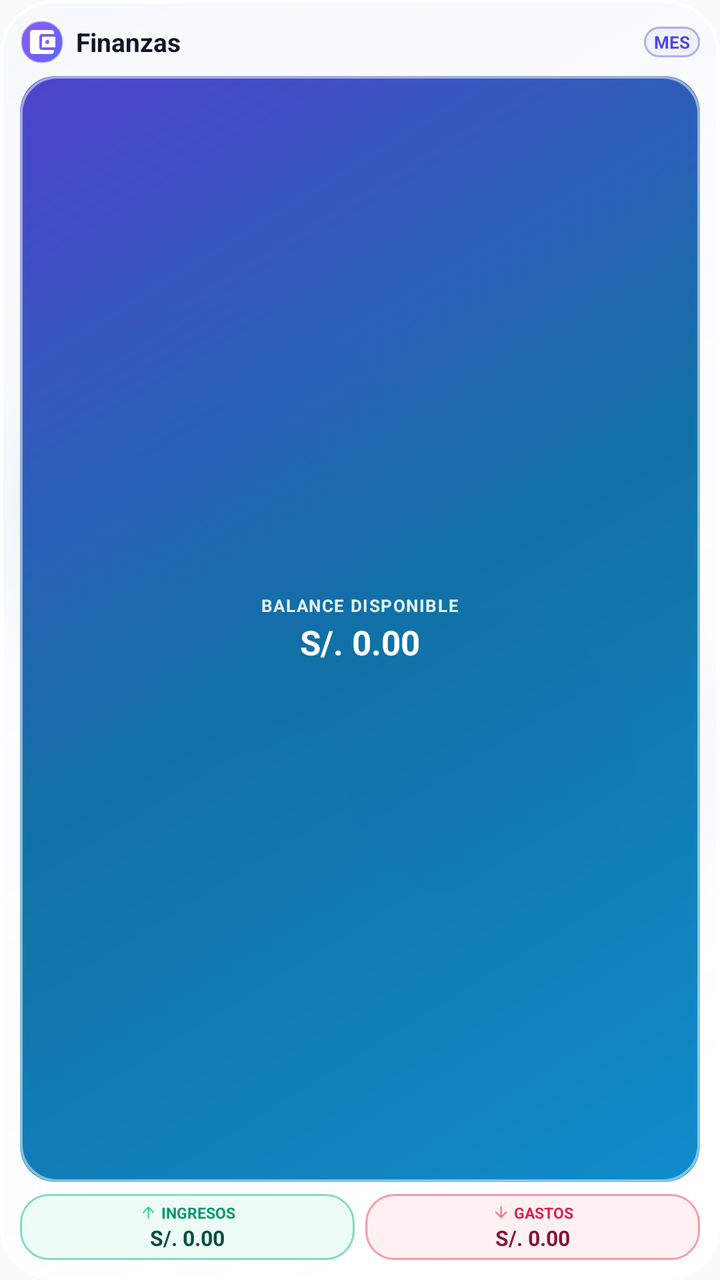
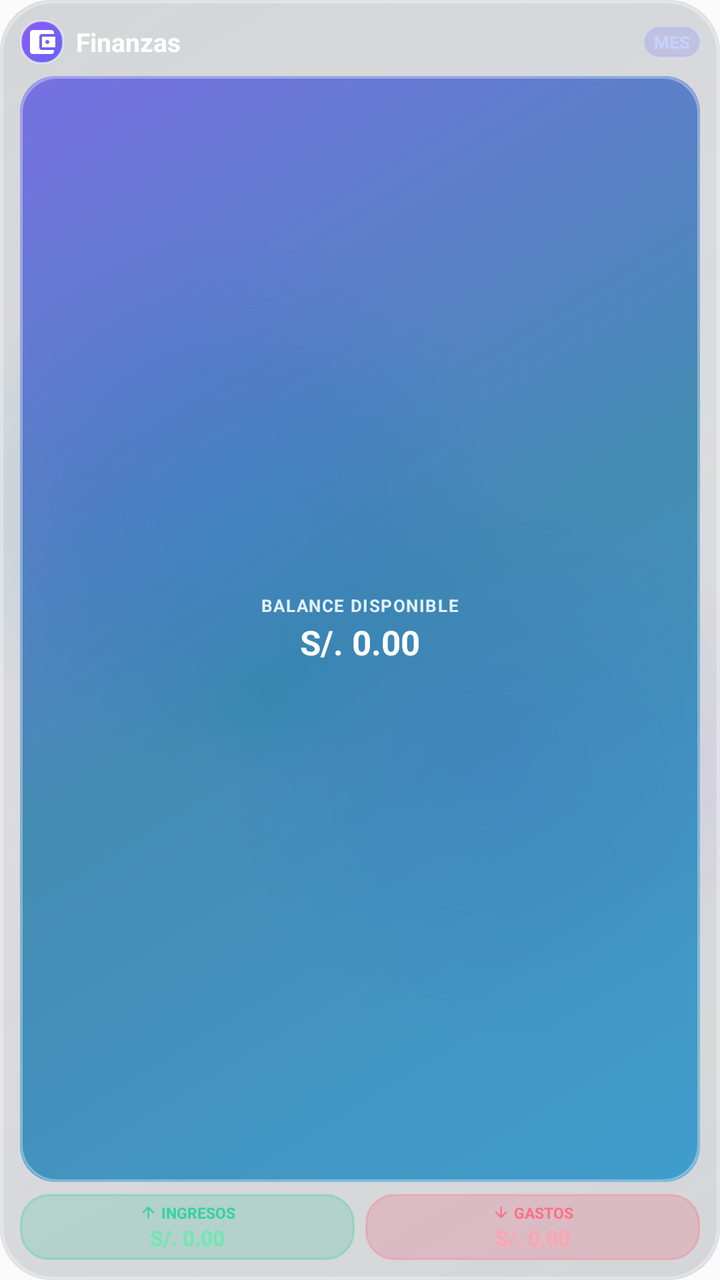

An Android layout rendered at two revisions. The XML below is the earlier revision; the diff shows what the commit changed to produce the second picture.
<!-- AndroidManifest.xml: application theme AppTheme -->
<!-- res/layout/widget_expenses.xml -->
<?xml version="1.0" encoding="utf-8"?>
<LinearLayout xmlns:android="http://schemas.android.com/apk/res/android"
    android:layout_width="match_parent"
    android:layout_height="match_parent"
    android:background="@drawable/widget_bg"
    android:orientation="vertical"
    android:padding="10dp">

    
    <RelativeLayout
        android:layout_width="match_parent"
        android:layout_height="wrap_content"
        android:layout_marginBottom="6dp">

        <LinearLayout
            android:layout_width="wrap_content"
            android:layout_height="wrap_content"
            android:layout_alignParentLeft="true"
            android:layout_centerVertical="true"
            android:orientation="horizontal"
            android:gravity="center_vertical">

            <ImageView
                android:layout_width="22dp"
                android:layout_height="22dp"
                android:background="@drawable/widget_icon_badge"
                android:src="@drawable/ic_widget_wallet"
                android:padding="3dp"
                android:contentDescription="Finanzas"
                android:layout_marginRight="6dp" />

            <TextView
                android:layout_width="wrap_content"
                android:layout_height="wrap_content"
                android:text="Finanzas"
                android:textColor="#0F172A"
                android:textSize="13sp"
                android:textStyle="bold"
                android:singleLine="true"
                android:ellipsize="end" />
        </LinearLayout>

        <TextView
            android:layout_width="wrap_content"
            android:layout_height="wrap_content"
            android:layout_alignParentRight="true"
            android:layout_centerVertical="true"
            android:background="@drawable/widget_badge_bg"
            android:text="MES"
            android:textColor="#4F46E5"
            android:textSize="8.5sp"
            android:textStyle="bold"
            android:paddingHorizontal="5dp"
            android:paddingVertical="1.5dp" />
    </RelativeLayout>

    
    <LinearLayout
        android:layout_width="match_parent"
        android:layout_height="0dp"
        android:layout_weight="1"
        android:background="@drawable/widget_kpi_card_bg"
        android:orientation="vertical"
        android:gravity="center"
        android:paddingVertical="4dp"
        android:paddingHorizontal="8dp"
        android:layout_marginBottom="6dp">

        <TextView
            android:layout_width="wrap_content"
            android:layout_height="wrap_content"
            android:text="BALANCE DISPONIBLE"
            android:textColor="#E0F2FE"
            android:textSize="8.5sp"
            android:textStyle="bold"
            android:letterSpacing="0.06" />

        <TextView
            android:id="@+id/widget_expenses_balance"
            android:layout_width="wrap_content"
            android:layout_height="wrap_content"
            android:text="S/. 0.00"
            android:textColor="#FFFFFF"
            android:textSize="17sp"
            android:textStyle="bold"
            android:singleLine="true"
            android:ellipsize="end"
            android:layout_marginTop="1dp" />
    </LinearLayout>

    
    <LinearLayout
        android:layout_width="match_parent"
        android:layout_height="wrap_content"
        android:orientation="horizontal"
        android:weightSum="2">

        
        <LinearLayout
            android:layout_width="0dp"
            android:layout_height="wrap_content"
            android:layout_weight="1"
            android:background="@drawable/widget_income_badge_bg"
            android:orientation="vertical"
            android:gravity="center"
            android:paddingVertical="4dp"
            android:paddingHorizontal="4dp"
            android:layout_marginRight="2.5dp">

            <LinearLayout
                android:layout_width="wrap_content"
                android:layout_height="wrap_content"
                android:orientation="horizontal"
                android:gravity="center_vertical">

                <ImageView
                    android:layout_width="9dp"
                    android:layout_height="9dp"
                    android:src="@drawable/ic_widget_income_arrow"
                    android:layout_marginRight="2dp"
                    android:contentDescription="Ingresos" />

                <TextView
                    android:layout_width="wrap_content"
                    android:layout_height="wrap_content"
                    android:text="INGRESOS"
                    android:textColor="#059669"
                    android:textSize="7.5sp"
                    android:textStyle="bold" />
            </LinearLayout>

            <TextView
                android:id="@+id/widget_expenses_income"
                android:layout_width="wrap_content"
                android:layout_height="wrap_content"
                android:text="S/. 0.00"
                android:textColor="#064E3B"
                android:textSize="10.5sp"
                android:textStyle="bold"
                android:singleLine="true"
                android:ellipsize="end" />
        </LinearLayout>

        
        <LinearLayout
            android:layout_width="0dp"
            android:layout_height="wrap_content"
            android:layout_weight="1"
            android:background="@drawable/widget_expense_badge_bg"
            android:orientation="vertical"
            android:gravity="center"
            android:paddingVertical="4dp"
            android:paddingHorizontal="4dp"
            android:layout_marginLeft="2.5dp">

            <LinearLayout
                android:layout_width="wrap_content"
                android:layout_height="wrap_content"
                android:orientation="horizontal"
                android:gravity="center_vertical">

                <ImageView
                    android:layout_width="9dp"
                    android:layout_height="9dp"
                    android:src="@drawable/ic_widget_expense_arrow"
                    android:layout_marginRight="2dp"
                    android:contentDescription="Gastos" />

                <TextView
                    android:layout_width="wrap_content"
                    android:layout_height="wrap_content"
                    android:text="GASTOS"
                    android:textColor="#E11D48"
                    android:textSize="7.5sp"
                    android:textStyle="bold" />
            </LinearLayout>

            <TextView
                android:id="@+id/widget_expenses_expenses"
                android:layout_width="wrap_content"
                android:layout_height="wrap_content"
                android:text="S/. 0.00"
                android:textColor="#881337"
                android:textSize="10.5sp"
                android:textStyle="bold"
                android:singleLine="true"
                android:ellipsize="end" />
        </LinearLayout>

    </LinearLayout>

</LinearLayout>
<!-- resources referenced by this layout -->
<resources>
  <!-- drawable widget_badge_bg (drawable) -->
  <?xml version="1.0" encoding="utf-8"?>
  <shape xmlns:android="http://schemas.android.com/apk/res/android"
      android:shape="rectangle">
      <solid android:color="#F0EEF2FF" />
      <corners android:radius="10dp" />
      <stroke
          android:width="1dp"
          android:color="#806366F1" />
  </shape>
  <!-- drawable widget_bg (drawable) -->
  <?xml version="1.0" encoding="utf-8"?>
  <layer-list xmlns:android="http://schemas.android.com/apk/res/android">
      
      <item>
          <shape android:shape="rectangle">
              <gradient
                  android:angle="135"
                  android:startColor="#E0FFFFFF"
                  android:centerColor="#D4F8FAFC"
                  android:endColor="#E0F1F5F9"
                  android:type="linear" />
              <corners android:radius="26dp" />
          </shape>
      </item>
  
      
      <item android:left="-35dp" android:top="-35dp" android:right="95dp" android:bottom="95dp">
          <shape android:shape="oval">
              <gradient
                  android:type="radial"
                  android:gradientRadius="130dp"
                  android:startColor="#4D38BDF8"
                  android:centerColor="#260284C7"
                  android:endColor="#00000000" />
          </shape>
      </item>
  
      
      <item android:left="95dp" android:top="85dp" android:right="-35dp" android:bottom="-35dp">
          <shape android:shape="oval">
              <gradient
                  android:type="radial"
                  android:gradientRadius="130dp"
                  android:startColor="#40A855F7"
                  android:centerColor="#268B5CF6"
                  android:endColor="#00000000" />
          </shape>
      </item>
  
      
      <item android:left="40dp" android:top="75dp" android:right="130dp" android:bottom="15dp">
          <shape android:shape="oval">
              <gradient
                  android:type="radial"
                  android:gradientRadius="35dp"
                  android:startColor="#3310B981"
                  android:endColor="#00000000" />
          </shape>
      </item>
  
      
      <item>
          <shape android:shape="rectangle">
              <solid android:color="#4DFFFFFF" />
              <corners android:radius="26dp" />
              <stroke
                  android:width="1.5dp"
                  android:color="#E6FFFFFF" />
          </shape>
      </item>
  </layer-list>
  <!-- drawable widget_expense_badge_bg (drawable) -->
  <?xml version="1.0" encoding="utf-8"?>
  <shape xmlns:android="http://schemas.android.com/apk/res/android"
      android:shape="rectangle">
      <solid android:color="#F0FFF1F2" />
      <corners android:radius="14dp" />
      <stroke
          android:width="1dp"
          android:color="#80F43F5E" />
  </shape>
  <!-- drawable widget_income_badge_bg (drawable) -->
  <?xml version="1.0" encoding="utf-8"?>
  <shape xmlns:android="http://schemas.android.com/apk/res/android"
      android:shape="rectangle">
      <solid android:color="#F0ECFDF5" />
      <corners android:radius="14dp" />
      <stroke
          android:width="1dp"
          android:color="#8010B981" />
  </shape>
  <!-- drawable widget_kpi_card_bg (drawable) -->
  <?xml version="1.0" encoding="utf-8"?>
  <layer-list xmlns:android="http://schemas.android.com/apk/res/android">
      <item>
          <shape android:shape="rectangle">
              <gradient
                  android:angle="135"
                  android:startColor="#F00284C7"
                  android:centerColor="#F00369A1"
                  android:endColor="#F04338CA"
                  android:type="linear" />
              <corners android:radius="18dp" />
          </shape>
      </item>
      <item>
          <shape android:shape="rectangle">
              <corners android:radius="18dp" />
              <stroke
                  android:width="1.2dp"
                  android:color="#80FFFFFF" />
          </shape>
      </item>
  </layer-list>
  <!-- unchanged entries left out for length: 5 -->
</resources>

<!-- the commit's change to res/layout/widget_expenses.xml (unified diff, before → after) -->
@@ -33,7 +33,7 @@
                 android:layout_width="wrap_content"
                 android:layout_height="wrap_content"
                 android:text="Finanzas"
-                android:textColor="#0F172A"
+                android:textColor="#FFFFFF"
                 android:textSize="13sp"
                 android:textStyle="bold"
                 android:singleLine="true"
@@ -47,7 +47,7 @@
             android:layout_centerVertical="true"
             android:background="@drawable/widget_badge_bg"
             android:text="MES"
-            android:textColor="#4F46E5"
+            android:textColor="#C7D2FE"
             android:textSize="8.5sp"
             android:textStyle="bold"
             android:paddingHorizontal="5dp"
@@ -124,7 +124,7 @@
                     android:layout_width="wrap_content"
                     android:layout_height="wrap_content"
                     android:text="INGRESOS"
-                    android:textColor="#059669"
+                    android:textColor="#34D399"
                     android:textSize="7.5sp"
                     android:textStyle="bold" />
             </LinearLayout>
@@ -134,7 +134,7 @@
                 android:layout_width="wrap_content"
                 android:layout_height="wrap_content"
                 android:text="S/. 0.00"
-                android:textColor="#064E3B"
+                android:textColor="#6EE7B7"
                 android:textSize="10.5sp"
                 android:textStyle="bold"
                 android:singleLine="true"
@@ -170,7 +170,7 @@
                     android:layout_width="wrap_content"
                     android:layout_height="wrap_content"
                     android:text="GASTOS"
-                    android:textColor="#E11D48"
+                    android:textColor="#FB7185"
                     android:textSize="7.5sp"
                     android:textStyle="bold" />
             </LinearLayout>
@@ -180,7 +180,7 @@
                 android:layout_width="wrap_content"
                 android:layout_height="wrap_content"
                 android:text="S/. 0.00"
-                android:textColor="#881337"
+                android:textColor="#FDA4AF"
                 android:textSize="10.5sp"
                 android:textStyle="bold"
                 android:singleLine="true"
<!-- resource entries referenced after the edit -->
@@ -4,11 +4,11 @@
   <?xml version="1.0" encoding="utf-8"?>
   <shape xmlns:android="http://schemas.android.com/apk/res/android"
       android:shape="rectangle">
-      <solid android:color="#F0EEF2FF" />
+      <solid android:color="#336366F1" />
       <corners android:radius="10dp" />
       <stroke
           android:width="1dp"
-          android:color="#806366F1" />
+          android:color="#59A5B4FC" />
   </shape>
   <!-- drawable widget_bg (drawable) -->
   <?xml version="1.0" encoding="utf-8"?>
@@ -18,9 +18,9 @@
           <shape android:shape="rectangle">
               <gradient
                   android:angle="135"
-                  android:startColor="#E0FFFFFF"
-                  android:centerColor="#D4F8FAFC"
-                  android:endColor="#E0F1F5F9"
+                  android:startColor="#331E293B"
+                  android:centerColor="#260F172A"
+                  android:endColor="#331E293B"
                   android:type="linear" />
               <corners android:radius="26dp" />
           </shape>
@@ -31,7 +31,7 @@
           <shape android:shape="oval">
               <gradient
                   android:type="radial"
-                  android:gradientRadius="130dp"
+                  android:gradientRadius="140dp"
                   android:startColor="#4D38BDF8"
                   android:centerColor="#260284C7"
                   android:endColor="#00000000" />
@@ -43,7 +43,7 @@
           <shape android:shape="oval">
               <gradient
                   android:type="radial"
-                  android:gradientRadius="130dp"
+                  android:gradientRadius="140dp"
                   android:startColor="#40A855F7"
                   android:centerColor="#268B5CF6"
                   android:endColor="#00000000" />
@@ -51,12 +51,12 @@
       </item>
   
       
-      <item android:left="40dp" android:top="75dp" android:right="130dp" android:bottom="15dp">
+      <item android:left="35dp" android:top="70dp" android:right="125dp" android:bottom="20dp">
           <shape android:shape="oval">
               <gradient
                   android:type="radial"
-                  android:gradientRadius="35dp"
-                  android:startColor="#3310B981"
+                  android:gradientRadius="40dp"
+                  android:startColor="#3334D399"
                   android:endColor="#00000000" />
           </shape>
       </item>
@@ -64,11 +64,11 @@
       
       <item>
           <shape android:shape="rectangle">
-              <solid android:color="#4DFFFFFF" />
+              <solid android:color="#1AFFFFFF" />
               <corners android:radius="26dp" />
               <stroke
                   android:width="1.5dp"
-                  android:color="#E6FFFFFF" />
+                  android:color="#59FFFFFF" />
           </shape>
       </item>
   </layer-list>
@@ -76,21 +76,21 @@
   <?xml version="1.0" encoding="utf-8"?>
   <shape xmlns:android="http://schemas.android.com/apk/res/android"
       android:shape="rectangle">
-      <solid android:color="#F0FFF1F2" />
+      <solid android:color="#2EF43F5E" />
       <corners android:radius="14dp" />
       <stroke
           android:width="1dp"
-          android:color="#80F43F5E" />
+          android:color="#59FB7185" />
   </shape>
   <!-- drawable widget_income_badge_bg (drawable) -->
   <?xml version="1.0" encoding="utf-8"?>
   <shape xmlns:android="http://schemas.android.com/apk/res/android"
       android:shape="rectangle">
-      <solid android:color="#F0ECFDF5" />
+      <solid android:color="#2E10B981" />
       <corners android:radius="14dp" />
       <stroke
           android:width="1dp"
-          android:color="#8010B981" />
+          android:color="#5934D399" />
   </shape>
   <!-- drawable widget_kpi_card_bg (drawable) -->
   <?xml version="1.0" encoding="utf-8"?>
@@ -99,9 +99,9 @@
           <shape android:shape="rectangle">
               <gradient
                   android:angle="135"
-                  android:startColor="#F00284C7"
-                  android:centerColor="#F00369A1"
-                  android:endColor="#F04338CA"
+                  android:startColor="#B30284C7"
+                  android:centerColor="#B30369A1"
+                  android:endColor="#B34F46E5"
                   android:type="linear" />
               <corners android:radius="18dp" />
           </shape>
@@ -111,7 +111,7 @@
               <corners android:radius="18dp" />
               <stroke
                   android:width="1.2dp"
-                  android:color="#80FFFFFF" />
+                  android:color="#55FFFFFF" />
           </shape>
       </item>
   </layer-list>
